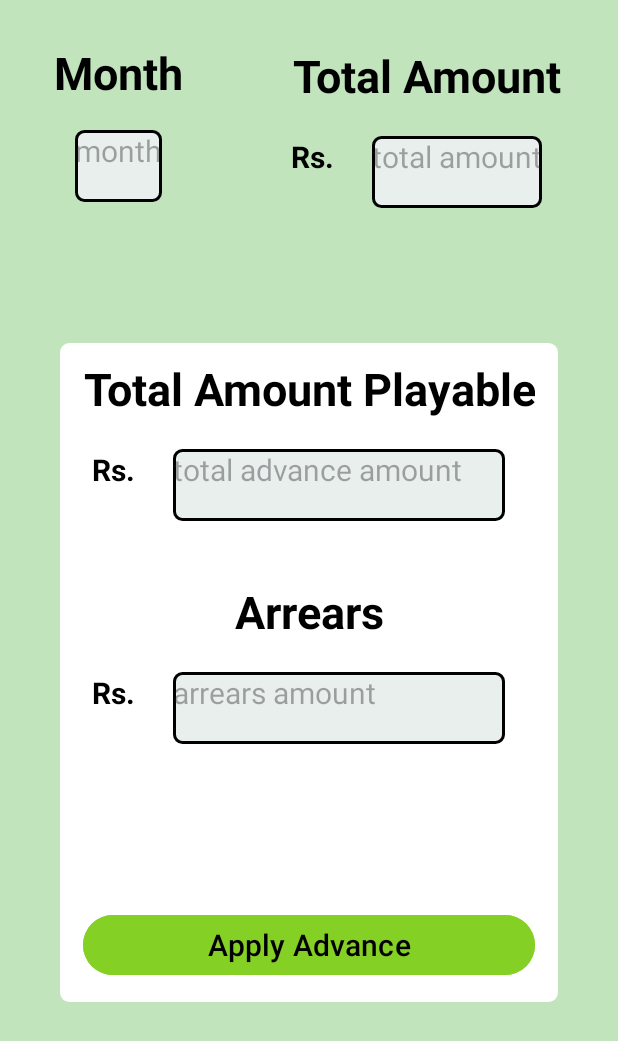
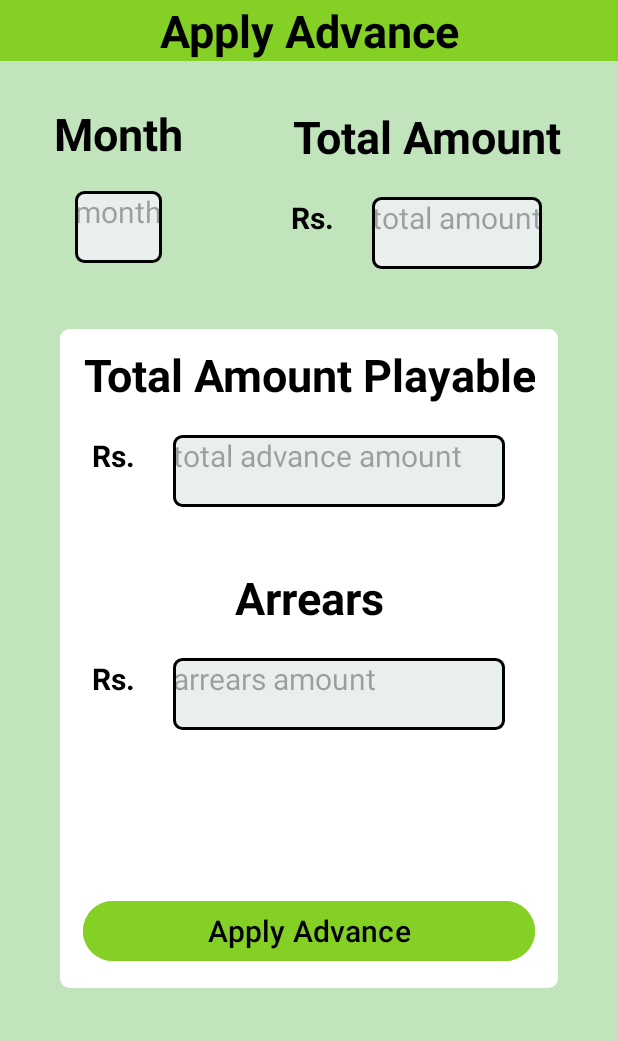
Before and after one commit to nethsaraPrabash/Evergreen, an Android app: the screen it shows after launch (Apply_AdvanceMain), on a phone screen of 412 x 824 dp. Shown: the top 1041 px of the screen. Run offline under Robolectric (Android 15) with nearby library versions, the phone set to English and light mode, and no system bars.

Commit message:
Change Advance UI Design

```diff
--- a/app/src/main/res/layout/activity_apply_advance_main.xml
+++ b/app/src/main/res/layout/activity_apply_advance_main.xml
@@ -8,6 +8,21 @@
     android:orientation="vertical"
     android:background="@color/bgcolor"
     tools:context=".Apply_AdvanceMain">
+
+
+        <TextView
+            android:layout_width="match_parent"
+            android:layout_height="wrap_content"
+            android:text="Apply Advance"
+            android:textColor="@color/black"
+            android:textSize="30dp"
+            android:textStyle="bold"
+            android:gravity="center"
+            android:background="@color/btnColor"
+            />
+
+
+
 
     <LinearLayout
         android:layout_width="wrap_content"
@@ -135,7 +150,7 @@
         android:layout_height="wrap_content"
         android:orientation="horizontal"
         android:layout_gravity="center"
-        android:layout_marginTop="80dp"
+        android:layout_marginTop="30dp"
         android:background="@drawable/round_corner"
         android:backgroundTint="@color/white"
         >
```
